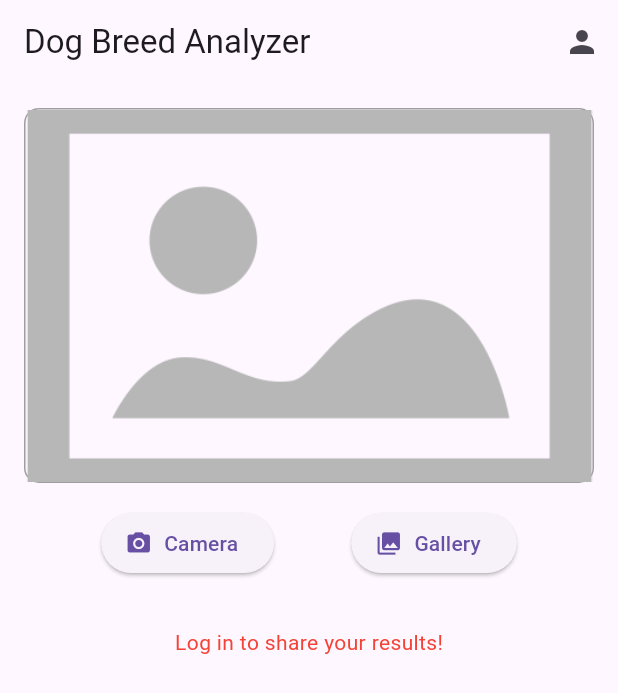
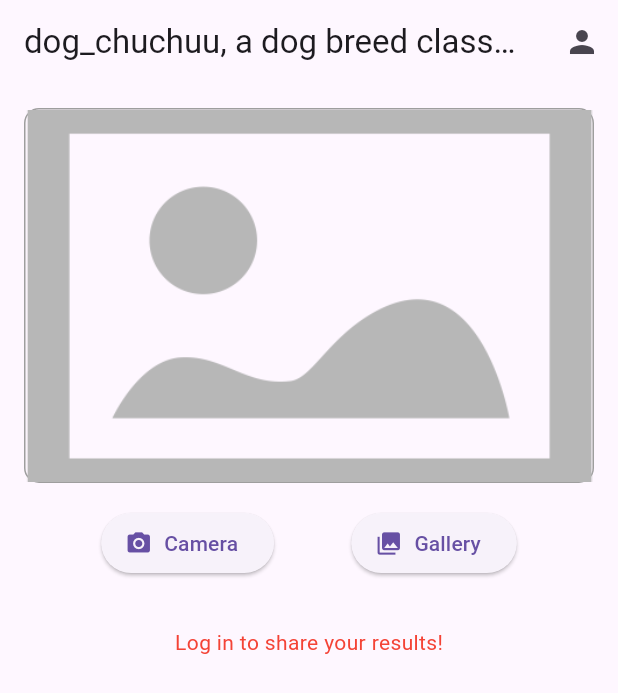
Before and after one commit to m3izu/dog_chuchuu, a Flutter app: the screen it shows after launch, on a phone screen of 412 x 824 dp. Shown: the top 693 px of the screen. Run offline on Flutter 3.47's test engine with Material 3 defaults, Android fonts, the phone set to English and light mode, and no system bars; our stand-ins replace cloud_firestore, firebase_auth, firebase_core, image_picker; missing offline and left inert: tflite_flutter; accounts and stored records are empty; project files that could hold a hidden picture were left out.

Commit message:
bug fix; i miss her

```diff
--- a/lib/main.dart
+++ b/lib/main.dart
@@ -23,7 +23,7 @@
   @override
   Widget build(BuildContext context) {
     return MaterialApp(
-      title: 'Dog Breed Analyzer',
+      title: 'dog_chuchuu, a dog breed classifier',
       theme: ThemeData(primarySwatch: Colors.blue),
       // Define named routes for navigation.
       initialRoute: '/',
@@ -154,7 +154,7 @@
 
     return Scaffold(
       appBar: AppBar(
-        title: const Text("Dog Breed Analyzer"),
+        title: const Text("dog_chuchuu, a dog breed classifier"),
         actions: [
           // An icon that goes to Login if not logged in,
           // or to the Social Feed if logged in.
```
